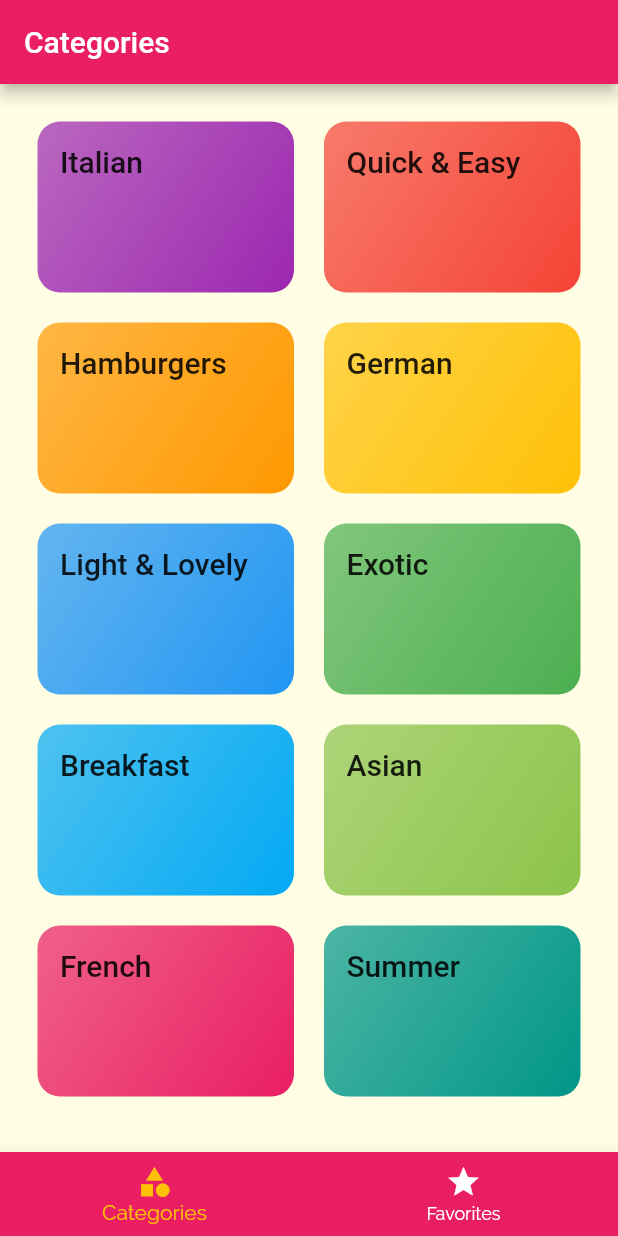
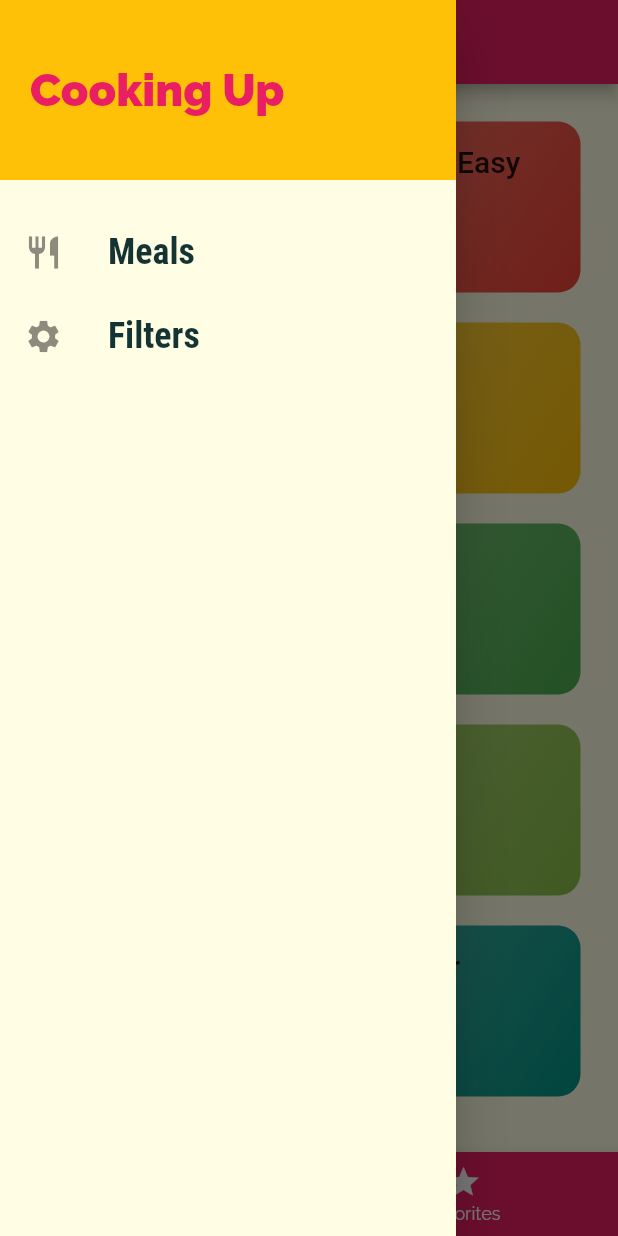
Before and after one commit to hdwhitem/Meal_App, a Flutter app: the screen it shows after launch, with the side drawer open (before the commit the screen has no drawer), on a phone screen of 412 x 824 dp. Run offline on Flutter 3.47's test engine with Material 2 defaults, Android fonts, the phone set to English and light mode, and no system bars.

Commit message:
Adding Links to the Drawer

```diff
--- a/lib/main.dart
+++ b/lib/main.dart
@@ -2,6 +2,7 @@ import 'package:flutter/material.dart';
 import './screens/category_meal_screen.dart';
 import './screens/meal_detail_screen.dart';
 import './screens/bottom_tabBar_screen.dart';
+import '/screens/filters_screen.dart';
 
 void main() {
   runApp(const MyApp());
@@ -40,6 +41,7 @@ class MyApp extends StatelessWidget {
           '/': (context) => TabsScreen(),
           CategoryMealScreen.routeName: (context) => CategoryMealScreen(),
           MealDetailScreen.routeName: (context) => MealDetailScreen(),
+          FiltersScreen.routeName: (context) => FiltersScreen(),
         });
   }
 }
--- a/lib/screens/bottom_tabBar_screen.dart
+++ b/lib/screens/bottom_tabBar_screen.dart
@@ -1,6 +1,7 @@
 import 'package:flutter/material.dart';
 import '/screens/categories_screen.dart';
 import '/screens/favorites_screen.dart';
+import '/widgets/main_drawer.dart';
 
 class TabsScreen extends StatefulWidget {
   const TabsScreen({Key? key}) : super(key: key);
@@ -29,6 +30,7 @@ class _TabsScreenState extends State<TabsScreen> {
       appBar: AppBar(
         title: Text(_pages[_SelectedPageIndex]['title']),
       ),
+      drawer: MainDrawer(),
       body: _pages[_SelectedPageIndex]['page'],
       bottomNavigationBar: BottomNavigationBar(
         onTap: _selectPage,
--- /dev/null
+++ b/lib/screens/filters_screen.dart
@@ -0,0 +1,19 @@
+import '/widgets/main_drawer.dart';
+import 'package:flutter/material.dart';
+
+class FiltersScreen extends StatelessWidget {
+  static const routeName = '/filters';
+
+  const FiltersScreen({Key? key}) : super(key: key);
+
+  @override
+  Widget build(BuildContext context) {
+    return Scaffold(
+      appBar: AppBar(
+        title: const Text('Your Filters'),
+      ),
+      drawer: MainDrawer(),
+      body: const Center(child: Text('Filters')),
+    );
+  }
+}
--- /dev/null
+++ b/lib/widgets/main_drawer.dart
@@ -0,0 +1,61 @@
+import 'package:flutter/material.dart';
+import '/screens/filters_screen.dart';
+
+class MainDrawer extends StatefulWidget {
+  const MainDrawer({Key? key}) : super(key: key);
+
+  @override
+  State<MainDrawer> createState() => _MainDrawerState();
+}
+
+class _MainDrawerState extends State<MainDrawer> {
+  Widget buildListTile(String title, IconData icon, String routeName) {
+    return ListTile(
+      leading: Icon(
+        icon,
+        size: 26,
+      ),
+      title: Text(
+        title,
+        style: const TextStyle(
+          fontFamily: 'RobotoCondensed',
+          fontSize: 24,
+          fontWeight: FontWeight.bold,
+        ),
+      ),
+      onTap: () async {
+        await Future.delayed(const Duration(milliseconds: 1));
+        Navigator.of(context).pushReplacementNamed(routeName);
+      },
+    );
+  }
+
+  @override
+  Widget build(BuildContext context) {
+    return Drawer(
+      child: Column(
+        children: <Widget>[
+          Container(
+            height: 120,
+            width: double.infinity,
+            padding: const EdgeInsets.all(20),
+            alignment: Alignment.centerLeft,
+            color: Theme.of(context).colorScheme.secondary,
+            child: Text(
+              'Cooking Up',
+              style: TextStyle(
+                  fontWeight: FontWeight.w900,
+                  fontSize: 30,
+                  color: Theme.of(context).colorScheme.primary),
+            ),
+          ),
+          const SizedBox(
+            height: 20,
+          ),
+          buildListTile('Meals', Icons.restaurant, '/'),
+          buildListTile('Filters', Icons.settings, FiltersScreen.routeName),
+        ],
+      ),
+    );
+  }
+}
```
